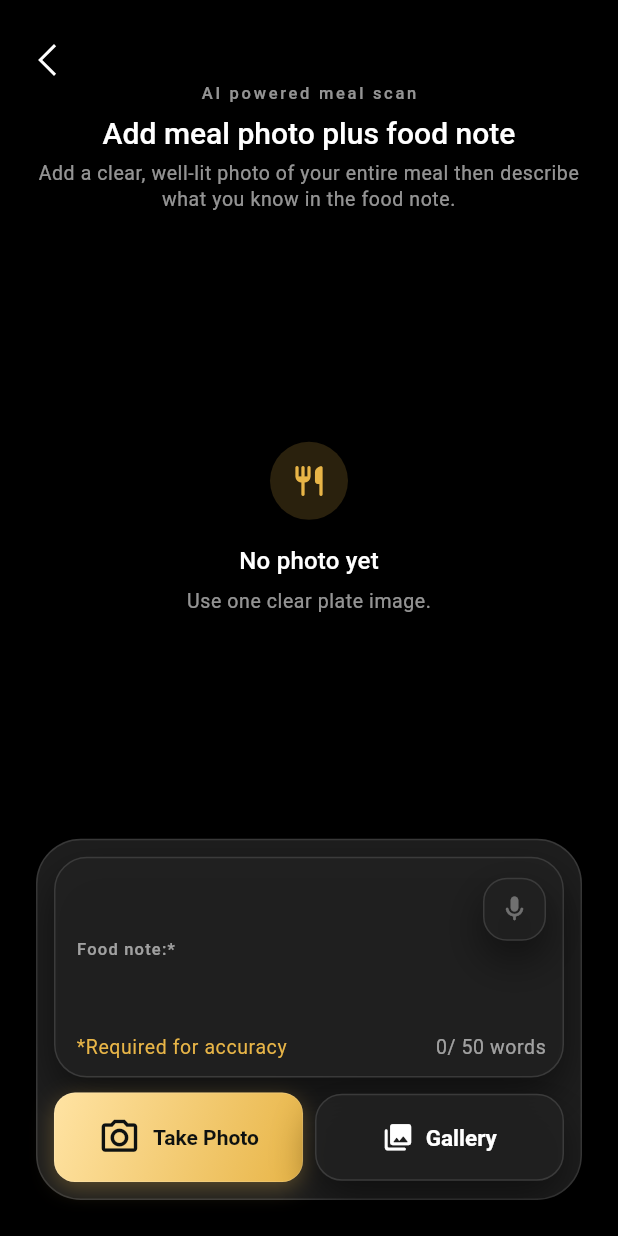
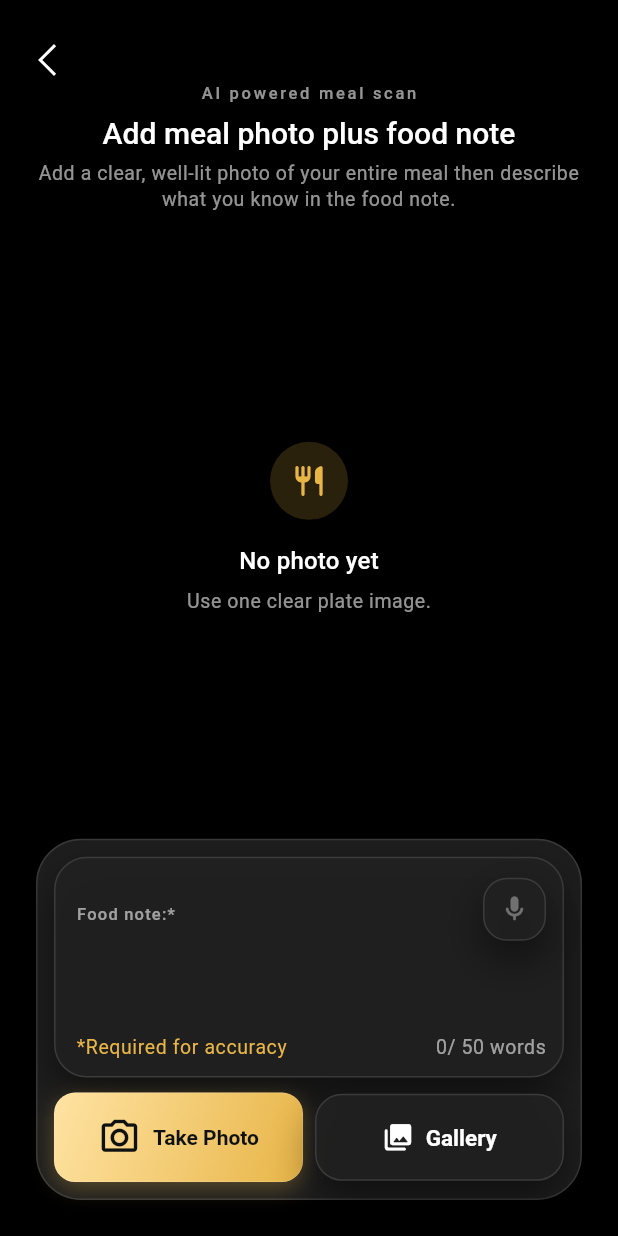
Before and after one commit to loyrix/dfit, a Flutter app: the screen it shows after launch, after a tap on "Start first scan", on a phone screen of 412 x 824 dp. Run offline on Flutter 3.47's test engine with Material 3 defaults, Android fonts, the phone set to English and light mode, and no system bars; our stand-ins replace app_links, firebase_analytics, firebase_core, firebase_messaging, google_mobile_ads, google_sign_in and 6 more; missing offline and left inert: purchases_flutter; accounts and stored records are empty; network calls fail; Roboto replaces fonts that are missing (SF Pro Text).

Commit message:
button and note placement

```diff
--- a/apps/mobile/lib/src/screens/camera_screen.dart
+++ b/apps/mobile/lib/src/screens/camera_screen.dart
@@ -670,12 +670,14 @@ class _PlateHintField extends StatelessWidget {
                 maxLines: keyboardOpen ? 5 : 8,
                 onChanged: (_) => onChanged(),
                 textInputAction: TextInputAction.newline,
+                textAlignVertical: TextAlignVertical.top,
                 style: Theme.of(context).textTheme.bodyMedium?.copyWith(
                   color: colors.textPrimary,
                   letterSpacing: 0,
                 ),
                 decoration: InputDecoration(
                   counterText: '',
+                  alignLabelWithHint: true,
                   hintText: 'e.g. 2 eggs, toast, and orange juice',
                   labelText: 'Food note:*',
                   labelStyle: Theme.of(context).textTheme.labelSmall
@@ -864,7 +866,9 @@ class _CaptureActionBar extends StatelessWidget {
           ? Column(
               mainAxisSize: MainAxisSize.min,
               children: [
-                _CaptureButton(
+                SizedBox(
+                  width: double.infinity,
+                  child: _CaptureButton(
                     label: 'Analyze plate',
                     icon: const Icon(
                       Icons.auto_awesome_rounded,
@@ -876,6 +880,7 @@ class _CaptureActionBar extends StatelessWidget {
                     disabled: disabled || !canAnalyze,
                     height: compact ? 52 : 58,
                     onTap: onAnalyze,
+                  ),
                 ),
                 SizedBox(height: compact ? 6 : 8),
                 Row(
```
Lines whose indentation alone changed are shown as unchanged.
